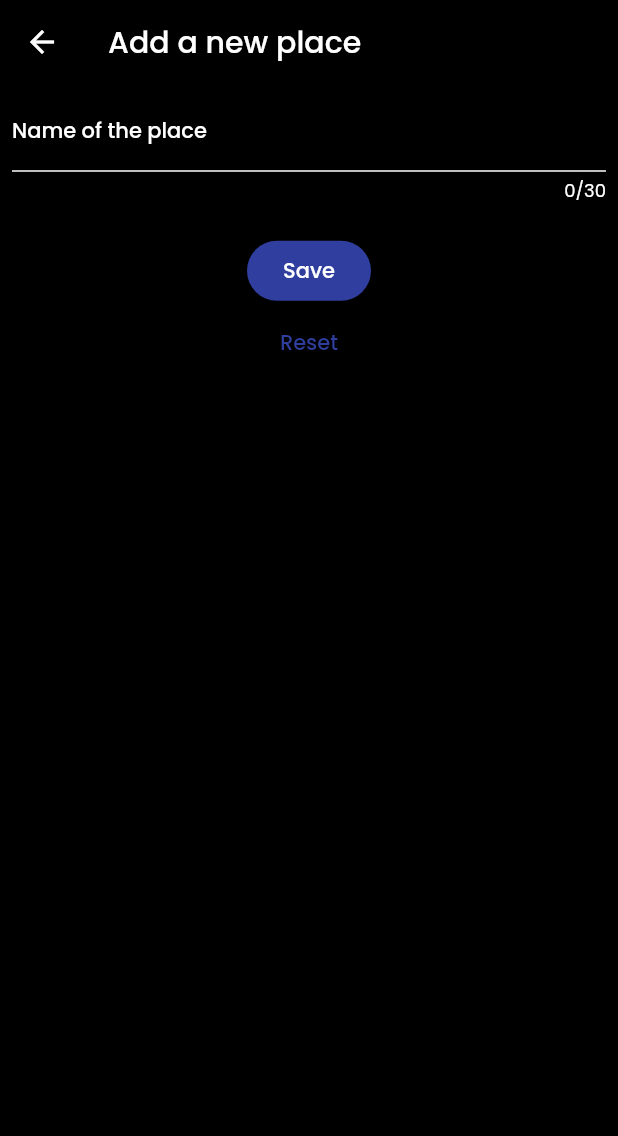
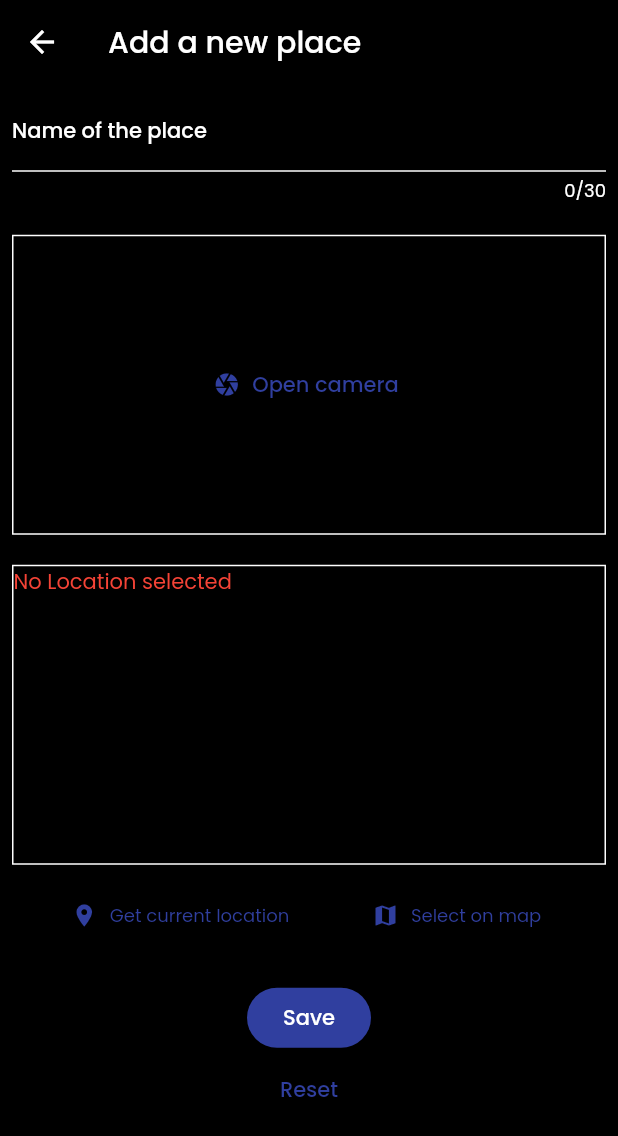
Before and after one commit to HarshMakwana27/fav_app, a Flutter app: the AddScreen screen opened directly, on a phone screen of 412 x 824 dp. Shown: the top 1136 px of the screen. Run offline on Flutter 3.47's test engine with Material 2 defaults, Android fonts, the phone set to English and light mode, and no system bars; our stand-ins replace flutter_riverpod, google_fonts, image_picker, location.

Commit message:
Added imagePicker and CurrentLocationPicker

```diff
--- /dev/null
+++ b/lib/Widgets/image_picker.dart
@@ -0,0 +1,60 @@
+import 'dart:io';
+
+import 'package:flutter/material.dart';
+import 'package:image_picker/image_picker.dart';
+
+class ImageTaker extends StatefulWidget {
+  const ImageTaker({super.key, required this.pickImage});
+
+  final void Function(File image) pickImage;
+  @override
+  State<StatefulWidget> createState() {
+    return ImageTakerState();
+  }
+}
+
+class ImageTakerState extends State<ImageTaker> {
+  File? _selectedImage;
+
+  void _takePicture() async {
+    final imagePicker = ImagePicker();
+    final pickedImage = await imagePicker.pickImage(
+      source: ImageSource.camera,
+      maxWidth: 600,
+    );
+    if (pickedImage == null) {
+      return;
+    }
+    setState(() {
+      _selectedImage = File(pickedImage.path);
+    });
+
+    widget.pickImage(_selectedImage!);
+  }
+
+  @override
+  Widget build(BuildContext context) {
+    return Container(
+      width: double.infinity,
+      height: 200,
+      decoration: BoxDecoration(
+          border: Border.all(
+              width: 1, color: Theme.of(context).colorScheme.onBackground)),
+      child: _selectedImage == null
+          ? TextButton.icon(
+              onPressed: _takePicture,
+              icon: const Icon(Icons.camera),
+              label: const Text("Open camera"),
+            )
+          : GestureDetector(
+              onLongPress: () {
+                _takePicture();
+              },
+              child: Image.file(
+                _selectedImage!,
+                fit: BoxFit.cover,
+              ),
+            ),
+    );
+  }
+}
--- /dev/null
+++ b/lib/Widgets/location_picker.dart
@@ -0,0 +1,102 @@
+import 'package:flutter/material.dart';
+import 'package:location/location.dart';
+
+class LocationPicker extends StatefulWidget {
+  const LocationPicker({super.key});
+
+  @override
+  State<LocationPicker> createState() => _LocationPickerState();
+}
+
+class _LocationPickerState extends State<LocationPicker> {
+  bool isLoading = false;
+
+  void _getLocation() async {
+    Location location = Location();
+
+    bool serviceEnabled;
+    PermissionStatus permissionGranted;
+    LocationData _locationData;
+
+    serviceEnabled = await location.serviceEnabled();
+    if (!serviceEnabled) {
+      serviceEnabled = await location.requestService();
+      if (!serviceEnabled) {
+        return;
+      }
+    }
+
+    permissionGranted = await location.hasPermission();
+    if (permissionGranted == PermissionStatus.denied) {
+      permissionGranted = await location.requestPermission();
+      if (permissionGranted != PermissionStatus.granted) {
+        return;
+      }
+    }
+
+    setState(() {
+      isLoading = true;
+    });
+
+    _locationData = await location.getLocation();
+
+    setState(() {
+      isLoading = false;
+    });
+
+    print(_locationData.latitude);
+    print(_locationData.longitude);
+  }
+
+  @override
+  Widget build(BuildContext context) {
+    return Column(
+      children: [
+        Container(
+          width: double.infinity,
+          height: 200,
+          decoration: BoxDecoration(
+            border: Border.all(
+                width: 1, color: Theme.of(context).colorScheme.onBackground),
+          ),
+          child: const Text(
+            "No Location selected",
+            style: TextStyle(
+              color: Colors.red,
+            ),
+          ),
+        ),
+        const SizedBox(
+          height: 10,
+        ),
+        Row(
+          mainAxisAlignment: MainAxisAlignment.spaceEvenly,
+          children: [
+            isLoading
+                ? const CircularProgressIndicator()
+                : TextButton.icon(
+                    onPressed: _getLocation,
+                    icon: const Icon(Icons.location_on),
+                    label: Text(
+                      "Get current location",
+                      style: Theme.of(context).textTheme.bodySmall!.copyWith(
+                          color: Theme.of(context).colorScheme.primary),
+                    ),
+                  ),
+            TextButton.icon(
+              onPressed: () {},
+              icon: const Icon(Icons.map),
+              label: Text(
+                "Select on map",
+                style: Theme.of(context)
+                    .textTheme
+                    .bodySmall!
+                    .copyWith(color: Theme.of(context).colorScheme.primary),
+              ),
+            ),
+          ],
+        )
+      ],
+    );
+  }
+}
--- a/lib/main.dart
+++ b/lib/main.dart
@@ -12,6 +12,7 @@ class MyApp extends ConsumerWidget {
   @override
   Widget build(BuildContext context, WidgetRef ref) {
     return MaterialApp(
+      debugShowCheckedModeBanner: false,
       theme: theme,
       darkTheme: darkTheme,
       title: 'Flutter Demo',
--- a/lib/models/place.dart
+++ b/lib/models/place.dart
@@ -1,10 +1,12 @@
 import 'package:uuid/uuid.dart';
+import 'dart:io';
 
 const uuid = Uuid();
 
 class Place {
-  Place({required this.name}) : id = uuid.v4();
+  Place({required this.name, required this.image}) : id = uuid.v4();
 
   final String id;
   final String name;
+  final File image;
 }
--- a/lib/providers/form_data.dart
+++ b/lib/providers/form_data.dart
@@ -1,13 +1,14 @@
 import 'package:favourite/models/place.dart';
 import 'package:flutter_riverpod/flutter_riverpod.dart';
+import 'dart:io';
 
 enum Lists { name, image }
 
 class PlaceInfoNotifier extends StateNotifier<List<Place>> {
   PlaceInfoNotifier() : super([]);
 
-  void addPlace(String name) {
-    Place newPlace = Place(name: name);
+  void addPlace(String name, File image) {
+    Place newPlace = Place(name: name, image: image);
     state = [newPlace, ...state];
   }
 }
--- a/lib/screens/add_screen.dart
+++ b/lib/screens/add_screen.dart
@@ -1,7 +1,11 @@
+import 'package:favourite/Widgets/image_picker.dart';
+import 'package:favourite/Widgets/location_picker.dart';
 import 'package:favourite/providers/form_data.dart';
-import 'package:favourite/screens/home_screen.dart';
+
 import 'package:flutter/material.dart';
 import 'package:flutter_riverpod/flutter_riverpod.dart';
+
+import 'dart:io';
 
 class AddScreen extends ConsumerStatefulWidget {
   const AddScreen({super.key});
@@ -15,12 +19,19 @@ class AddScreen extends ConsumerStatefulWidget {
 class _AddScreenState extends ConsumerState<AddScreen> {
   final _formkey = GlobalKey<FormState>();
   var enteredName = '';
+  File? _selectedImage;
 
   void _onsave() async {
     if (_formkey.currentState!.validate()) {
       _formkey.currentState!.save();
 
-      ref.watch(placeInfoProvider.notifier).addPlace(enteredName);
+      if (enteredName.isEmpty || _selectedImage == null) {
+        return;
+      }
+
+      ref
+          .watch(placeInfoProvider.notifier)
+          .addPlace(enteredName, _selectedImage!);
       Navigator.of(context).pop();
     }
   }
@@ -33,6 +44,7 @@ class _AddScreenState extends ConsumerState<AddScreen> {
       ),
       body: Padding(
         padding: const EdgeInsets.all(8.0),
+        child: SingleChildScrollView(
           child: Form(
             key: _formkey,
             child: Column(
@@ -58,6 +70,18 @@ class _AddScreenState extends ConsumerState<AddScreen> {
                 const SizedBox(
                   height: 20,
                 ),
+                ImageTaker(
+                  pickImage: (image) {
+                    _selectedImage = image;
+                  },
+                ),
+                const SizedBox(
+                  height: 20,
+                ),
+                const LocationPicker(),
+                const SizedBox(
+                  height: 20,
+                ),
                 ElevatedButton(
                   style: ElevatedButton.styleFrom(
                     backgroundColor: Theme.of(context).colorScheme.primary,
@@ -75,6 +99,7 @@ class _AddScreenState extends ConsumerState<AddScreen> {
             ),
           ),
         ),
+      ),
     );
   }
 }
--- a/lib/screens/place_info.dart
+++ b/lib/screens/place_info.dart
@@ -12,6 +12,12 @@ class PlaceInfoScren extends StatelessWidget {
       appBar: AppBar(
         title: Text(place.name),
       ),
+      body: Center(
+          child: Image.file(
+        place.image,
+        width: double.infinity,
+        height: double.infinity,
+      )),
     );
   }
 }
--- a/pubspec.yaml
+++ b/pubspec.yaml
@@ -38,6 +38,8 @@ dependencies:
   google_fonts: ^5.1.0
   flutter_riverpod: ^2.3.6
   uuid: ^3.0.7
+  image_picker: ^1.0.1
+  location: ^5.0.0
 
 dev_dependencies:
   flutter_test:
```
Also changed, not shown: lib/screens/home_screen.dart (+17 -14 lines), pubspec.lock, 5 other files. Lines whose indentation alone changed are shown as unchanged.
